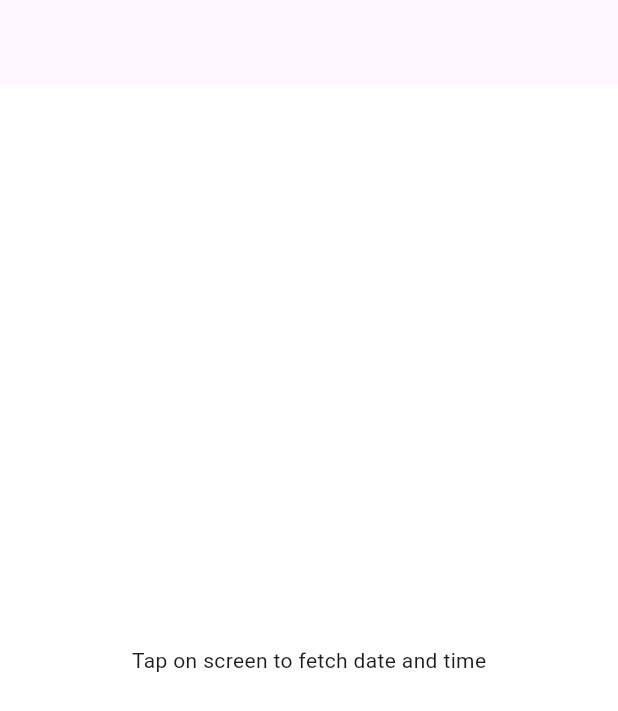
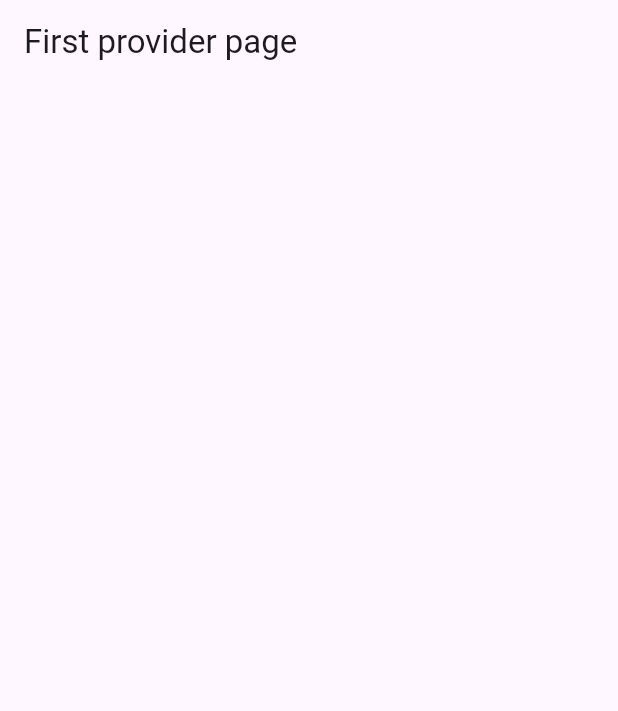
Before and after one commit to sb-dor/State-Management-in-Flutter, a Flutter app: the screen it shows after launch, on a phone screen of 412 x 824 dp. Shown: the top 711 px of the screen. Run offline on Flutter 3.47's test engine with Material 3 defaults, Android fonts, the phone set to English and light mode, and no system bars.

Commit message:
learning about new things with provider state management

```diff
--- a/lib/main.dart
+++ b/lib/main.dart
@@ -1,5 +1,7 @@
 import 'package:flutter/material.dart';
 import 'package:state_management_course/inherited_widget/view/inherited_widget_page.dart';
+import 'package:state_management_course/provider/first_project/provider/bread_crumb_provider.dart';
+import 'package:state_management_course/provider/first_project/views/bread_crumb_page.dart';
 
 import 'vanilla_contacts/views/vanilla_contact_page.dart';
 
@@ -19,7 +21,7 @@ class _AppState extends State<App> {
   Widget build(BuildContext context) {
     return const MaterialApp(
       debugShowCheckedModeBanner: false,
-      home: InheritedWidgetPage(),
+      home: BreadCrumbPage(),
     );
   }
 }
--- /dev/null
+++ b/lib/provider/first_project/views/bread_crumb_page.dart
@@ -0,0 +1,19 @@
+import 'package:flutter/material.dart';
+
+class BreadCrumbPage extends StatefulWidget {
+  const BreadCrumbPage({super.key});
+
+  @override
+  State<BreadCrumbPage> createState() => _BreadCrumbPageState();
+}
+
+class _BreadCrumbPageState extends State<BreadCrumbPage> {
+  @override
+  Widget build(BuildContext context) {
+    return Scaffold(
+      appBar: AppBar(
+        title: Text("First provider page"),
+      ),
+    );
+  }
+}
--- a/pubspec.yaml
+++ b/pubspec.yaml
@@ -32,10 +32,13 @@ dependencies:
     sdk: flutter
 
 
+
   # The following adds the Cupertino Icons font to your application.
   # Use with the CupertinoIcons class for iOS style icons.
   cupertino_icons: ^1.0.6
   uuid: ^4.4.0
+  provider: ^6.1.2
+
 
 dev_dependencies:
   flutter_test:
```
Also changed, not shown: lib/provider/first_project/models/bread_crumb.dart (added, +19 -0 lines), lib/provider/first_project/provider/bread_crumb_provider.dart (added, +23 -0 lines), pubspec.lock.
